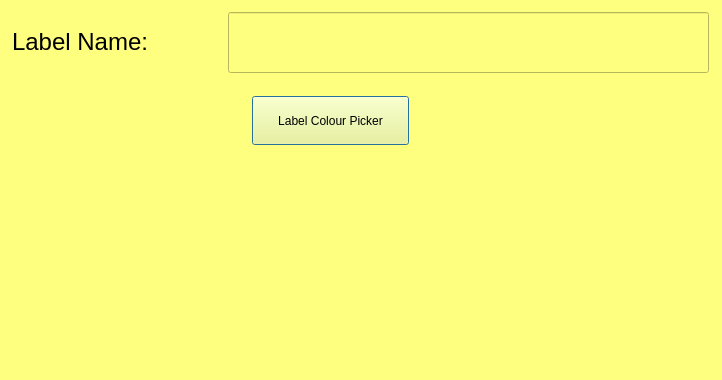
First picture: the form in Codebase/GUI/UI_Files/LabelEditor.ui, repository Mulukulum/Amberia, before the edit.
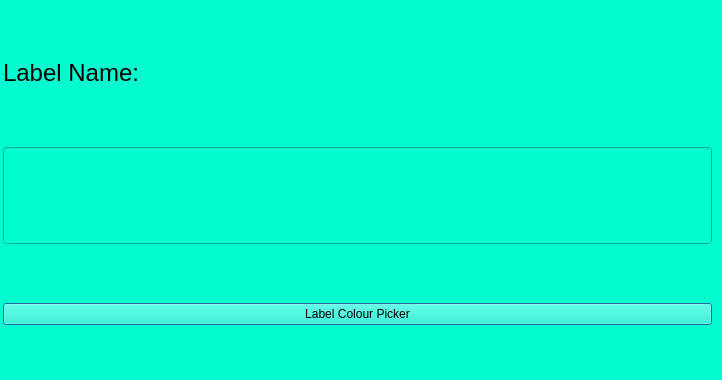
Second picture: the form after the edit.

```diff
--- a/Codebase/GUI/UI_Files/LabelEditor.ui
+++ b/Codebase/GUI/UI_Files/LabelEditor.ui
@@ -14,43 +14,49 @@
    <string>Dialog</string>
   </property>
   <property name="styleSheet">
-   <string notr="true">background: rgb(255, 255, 127)</string>
+   <string notr="true">background: #03fccf</string>
   </property>
-  <widget class="QLineEdit" name="lineEdit">
+  <widget class="QWidget" name="">
    <property name="geometry">
     <rect>
-     <x>228</x>
-     <y>12</y>
-     <width>481</width>
-     <height>61</height>
+     <x>3</x>
+     <y>6</y>
+     <width>709</width>
+     <height>373</height>
     </rect>
    </property>
-  </widget>
+   <layout class="QVBoxLayout" name="verticalLayout">
+    <item>
   <widget class="QLabel" name="label">
-   <property name="geometry">
-    <rect>
-     <x>12</x>
-     <y>12</y>
-     <width>205</width>
-     <height>61</height>
-    </rect>
+      <property name="maximumSize">
+       <size>
+        <width>683</width>
+        <height>29</height>
+       </size>
    </property>
    <property name="text">
     <string>&lt;html&gt;&lt;head/&gt;&lt;body&gt;&lt;p&gt;&lt;span style=&quot; font-size:18pt;&quot;&gt;Label Name:&lt;/span&gt;&lt;/p&gt;&lt;/body&gt;&lt;/html&gt;</string>
    </property>
   </widget>
+    </item>
+    <item>
+     <widget class="QLineEdit" name="lineEdit">
+      <property name="minimumSize">
+       <size>
+        <width>697</width>
+        <height>97</height>
+       </size>
+      </property>
+     </widget>
+    </item>
+    <item>
   <widget class="QPushButton" name="pushButton">
-   <property name="geometry">
-    <rect>
-     <x>252</x>
-     <y>96</y>
-     <width>157</width>
-     <height>49</height>
-    </rect>
-   </property>
    <property name="text">
     <string>Label Colour Picker</string>
    </property>
+     </widget>
+    </item>
+   </layout>
   </widget>
  </widget>
  <resources/>
```
Lines whose indentation alone changed are shown as unchanged.
